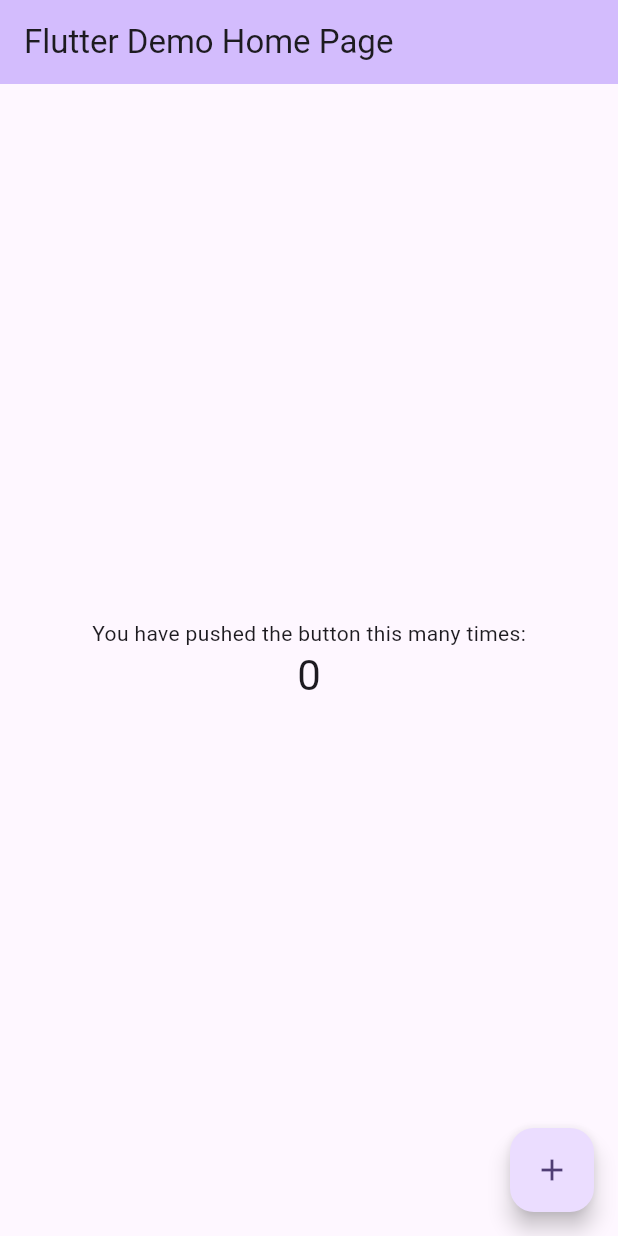
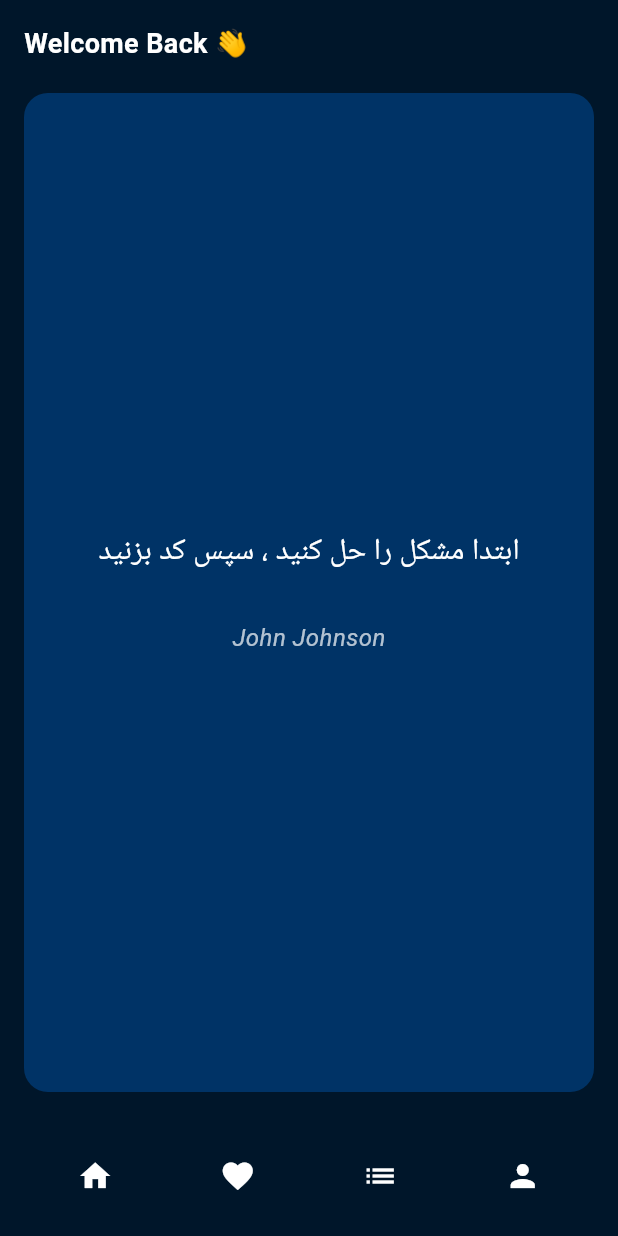
Before and after one commit to iam-hosseindarvishi/daily_quotes, a Flutter app: the screen it shows after launch, on a phone screen of 412 x 824 dp. Run offline on Flutter 3.47's test engine with Material 3 defaults, Android fonts, the phone set to English and light mode, and no system bars.

Commit message:
home page v1

```diff
--- a/lib/main.dart
+++ b/lib/main.dart
@@ -7,119 +7,106 @@ void main() {
 class MyApp extends StatelessWidget {
   const MyApp({super.key});
 
-  // This widget is the root of your application.
   @override
   Widget build(BuildContext context) {
     return MaterialApp(
-      title: 'Flutter Demo',
-      theme: ThemeData(
-        // This is the theme of your application.
-        //
-        // TRY THIS: Try running your application with "flutter run". You'll see
-        // the application has a purple toolbar. Then, without quitting the app,
-        // try changing the seedColor in the colorScheme below to Colors.green
-        // and then invoke "hot reload" (save your changes or press the "hot
-        // reload" button in a Flutter-supported IDE, or press "r" if you used
-        // the command line to start the app).
-        //
-        // Notice that the counter didn't reset back to zero; the application
-        // state is not lost during the reload. To reset the state, use hot
-        // restart instead.
-        //
-        // This works for code too, not just values: Most code changes can be
-        // tested with just a hot reload.
-        colorScheme: ColorScheme.fromSeed(seedColor: Colors.deepPurple),
-        useMaterial3: true,
-      ),
-      home: const MyHomePage(title: 'Flutter Demo Home Page'),
+      theme: ThemeData(scaffoldBackgroundColor: Color(0xFF00162A)),
+      debugShowCheckedModeBanner: false,
+      home: Home(),
     );
   }
 }
 
-class MyHomePage extends StatefulWidget {
-  const MyHomePage({super.key, required this.title});
-
-  // This widget is the home page of your application. It is stateful, meaning
-  // that it has a State object (defined below) that contains fields that affect
-  // how it looks.
-
-  // This class is the configuration for the state. It holds the values (in this
-  // case the title) provided by the parent (in this case the App widget) and
-  // used by the build method of the State. Fields in a Widget subclass are
-  // always marked "final".
-
-  final String title;
-
-  @override
-  State<MyHomePage> createState() => _MyHomePageState();
-}
-
-class _MyHomePageState extends State<MyHomePage> {
-  int _counter = 0;
-
-  void _incrementCounter() {
-    setState(() {
-      // This call to setState tells the Flutter framework that something has
-      // changed in this State, which causes it to rerun the build method below
-      // so that the display can reflect the updated values. If we changed
-      // _counter without calling setState(), then the build method would not be
-      // called again, and so nothing would appear to happen.
-      _counter++;
-    });
-  }
+class Home extends StatelessWidget {
+  const Home({super.key});
 
   @override
   Widget build(BuildContext context) {
-    // This method is rerun every time setState is called, for instance as done
-    // by the _incrementCounter method above.
-    //
-    // The Flutter framework has been optimized to make rerunning build methods
-    // fast, so that you can just rebuild anything that needs updating rather
-    // than having to individually change instances of widgets.
     return Scaffold(
-      appBar: AppBar(
-        // TRY THIS: Try changing the color here to a specific color (to
-        // Colors.amber, perhaps?) and trigger a hot reload to see the AppBar
-        // change color while the other colors stay the same.
-        backgroundColor: Theme.of(context).colorScheme.inversePrimary,
-        // Here we take the value from the MyHomePage object that was created by
-        // the App.build method, and use it to set our appbar title.
-        title: Text(widget.title),
+      body: Padding(
+        padding: EdgeInsets.all(16.0),
+        child: SafeArea(
+          child: Column(
+            mainAxisAlignment: MainAxisAlignment.center,
+            crossAxisAlignment: CrossAxisAlignment.center,
+            children: [
+              const Row(
+                mainAxisAlignment: MainAxisAlignment.spaceBetween,
+                children: [
+                  Text(
+                    "Welcome Back 👋",
+                    style: TextStyle(
+                        color: Colors.white,
+                        fontSize: 18,
+                        fontWeight: FontWeight.bold),
+                  ),
+                ],
+              ),
+              const SizedBox(
+                height: 20.0,
+              ),
+              Expanded(
+                  child: Center(
+                child: Container(
+                  width: double.infinity,
+                  padding: const EdgeInsets.all(20.0),
+                  decoration: BoxDecoration(
+                      color: const Color(0xFF003366),
+                      borderRadius: BorderRadius.circular(16)),
+                  child: const Column(
+                    mainAxisAlignment: MainAxisAlignment.center,
+                    children: [
+                      Text(
+                        "ابتدا مشکل را حل کنید ، سپس کد بزنید",
+                        textAlign: TextAlign.center,
+                        style: TextStyle(fontSize: 20, color: Colors.white),
+                      ),
+                      SizedBox(
+                        height: 30,
+                      ),
+                      Text(
+                        "John Johnson",
+                        style: TextStyle(
+                            fontSize: 16,
+                            color: Colors.white70,
+                            fontStyle: FontStyle.italic),
+                      )
+                    ],
+                  ),
+                ),
+              ))
+            ],
+          ),
+        ),
       ),
-      body: Center(
-        // Center is a layout widget. It takes a single child and positions it
-        // in the middle of the parent.
-        child: Column(
-          // Column is also a layout widget. It takes a list of children and
-          // arranges them vertically. By default, it sizes itself to fit its
-          // children horizontally, and tries to be as tall as its parent.
-          //
-          // Column has various properties to control how it sizes itself and
-          // how it positions its children. Here we use mainAxisAlignment to
-          // center the children vertically; the main axis here is the vertical
-          // axis because Columns are vertical (the cross axis would be
-          // horizontal).
-          //
-          // TRY THIS: Invoke "debug painting" (choose the "Toggle Debug Paint"
-          // action in the IDE, or press "p" in the console), to see the
-          // wireframe for each widget.
-          mainAxisAlignment: MainAxisAlignment.center,
+      bottomNavigationBar: BottomAppBar(
+        color: Color(003459),
+        child: Row(
+          mainAxisAlignment: MainAxisAlignment.spaceAround,
           children: <Widget>[
-            const Text(
-              'You have pushed the button this many times:',
+            IconButton(
+              icon: Icon(Icons.home),
+              color: Colors.white,
+              onPressed: () {}, // عملکرد دکمه خانه
             ),
-            Text(
-              '$_counter',
-              style: Theme.of(context).textTheme.headlineMedium,
+            IconButton(
+              icon: Icon(Icons.favorite),
+              color: Colors.white,
+              onPressed: () {}, // عملکرد دکمه علاقه‌مندی
+            ),
+            IconButton(
+              icon: Icon(Icons.list),
+              color: Colors.white,
+              onPressed: () {}, // عملکرد دکمه لیست
+            ),
+            IconButton(
+              icon: Icon(Icons.person),
+              color: Colors.white,
+              onPressed: () {}, // عملکرد دکمه پروفایل
             ),
           ],
         ),
       ),
-      floatingActionButton: FloatingActionButton(
-        onPressed: _incrementCounter,
-        tooltip: 'Increment',
-        child: const Icon(Icons.add),
-      ), // This trailing comma makes auto-formatting nicer for build methods.
     );
   }
 }
```
Also changed, not shown: 1 other file.
